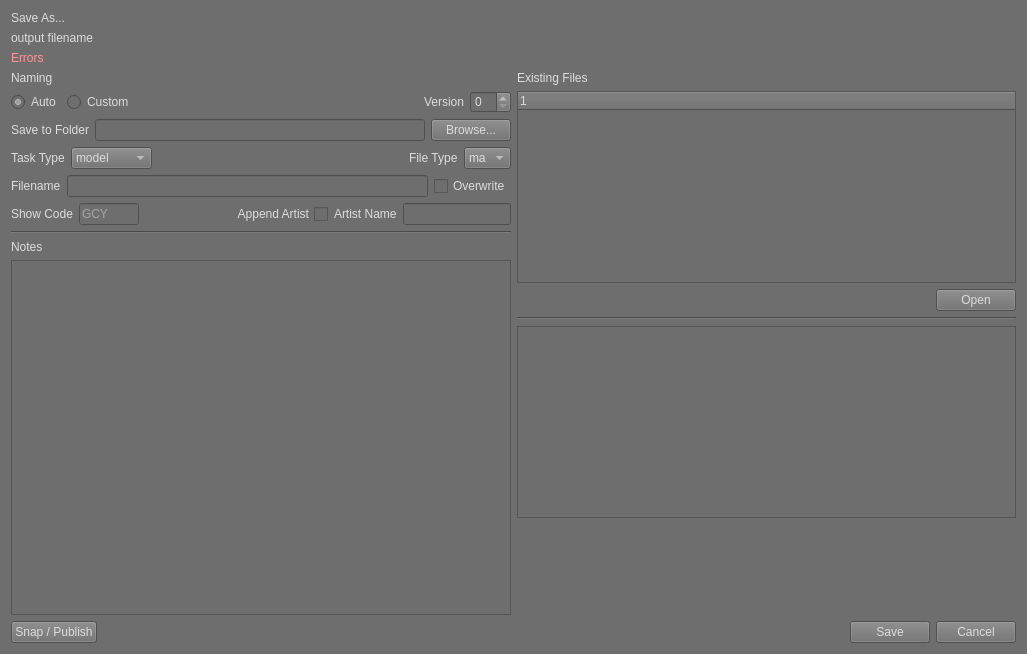
Old version of the form ui/superSaver_UI.ui in the repository SleepDeprivedVFX/versionUp.
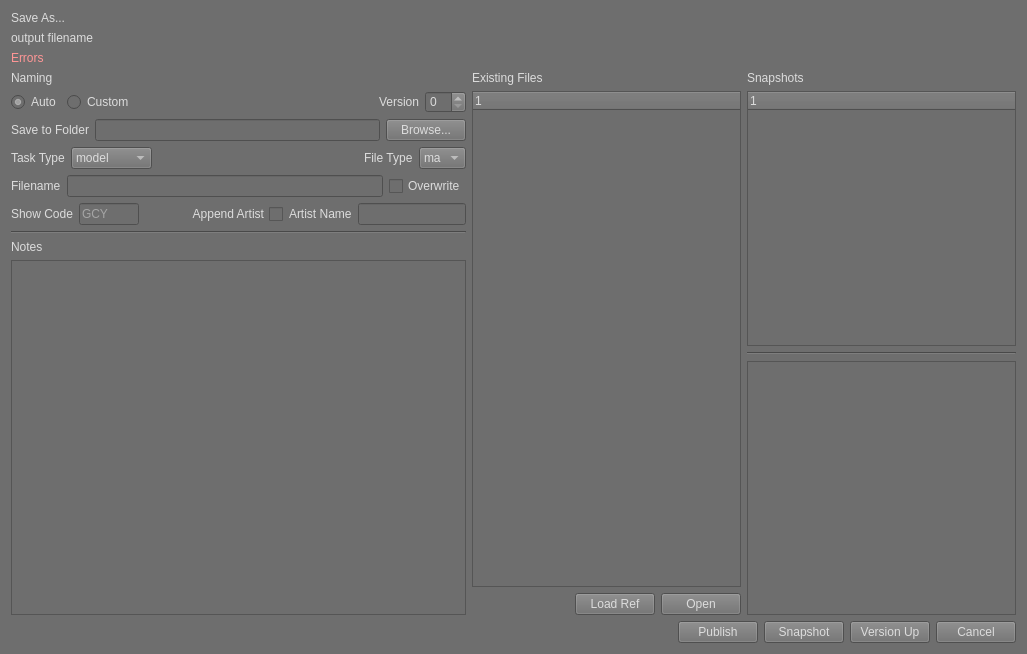
New version of the form.

Commit message: Basic snapshot functionality is working

Diff of the .ui file:
```diff
--- a/ui/superSaver_UI.ui
+++ b/ui/superSaver_UI.ui
@@ -23,7 +23,7 @@
    <string notr="true">background-color: rgb(110, 110, 110);
 color: rgb(220, 220, 220);</string>
   </property>
-  <layout class="QVBoxLayout" name="verticalLayout">
+  <layout class="QVBoxLayout" name="verticalLayout_2">
    <item>
     <widget class="QLabel" name="Title">
      <property name="styleSheet">
@@ -389,6 +389,13 @@
              </property>
             </spacer>
            </item>
+           <item>
+            <widget class="QPushButton" name="load_btn">
+             <property name="text">
+              <string>Load Ref</string>
+             </property>
+            </widget>
+           </item>
            <item>
             <widget class="QPushButton" name="open_btn">
              <property name="text">
@@ -400,6 +407,26 @@
          </item>
         </layout>
        </item>
+      </layout>
+     </item>
+     <item>
+      <layout class="QVBoxLayout" name="verticalLayout">
+       <item>
+        <widget class="QLabel" name="snapshots_label">
+         <property name="text">
+          <string>Snapshots</string>
+         </property>
+        </widget>
+       </item>
+       <item>
+        <widget class="QTreeWidget" name="snapshots">
+         <column>
+          <property name="text">
+           <string notr="true">1</string>
+          </property>
+         </column>
+        </widget>
+       </item>
        <item>
         <widget class="Line" name="existingFIle_separator">
          <property name="orientation">
@@ -420,32 +447,12 @@
          </property>
         </widget>
        </item>
-       <item>
-        <spacer name="existingFile_spacer">
-         <property name="orientation">
-          <enum>Qt::Orientation::Vertical</enum>
-         </property>
-         <property name="sizeHint" stdset="0">
-          <size>
-           <width>20</width>
-           <height>40</height>
-          </size>
-         </property>
-        </spacer>
-       </item>
       </layout>
      </item>
     </layout>
    </item>
    <item>
     <layout class="QHBoxLayout" name="buttons_layout">
-     <item>
-      <widget class="QPushButton" name="snap_pub_btn">
-       <property name="text">
-        <string>Snap / Publish</string>
-       </property>
-      </widget>
-     </item>
      <item>
       <spacer name="buttons_spacer">
        <property name="orientation">
@@ -459,10 +466,24 @@
        </property>
       </spacer>
      </item>
+     <item>
+      <widget class="QPushButton" name="publish_btn">
+       <property name="text">
+        <string>Publish</string>
+       </property>
+      </widget>
+     </item>
+     <item>
+      <widget class="QPushButton" name="snap_btn">
+       <property name="text">
+        <string>Snapshot</string>
+       </property>
+      </widget>
+     </item>
      <item>
       <widget class="QPushButton" name="save_btn">
        <property name="text">
-        <string>Save</string>
+        <string>Version Up</string>
        </property>
       </widget>
      </item>
```
Left out of the diff: 1 changed line with no effect on the pictures. The commit also changes 2 other files.
